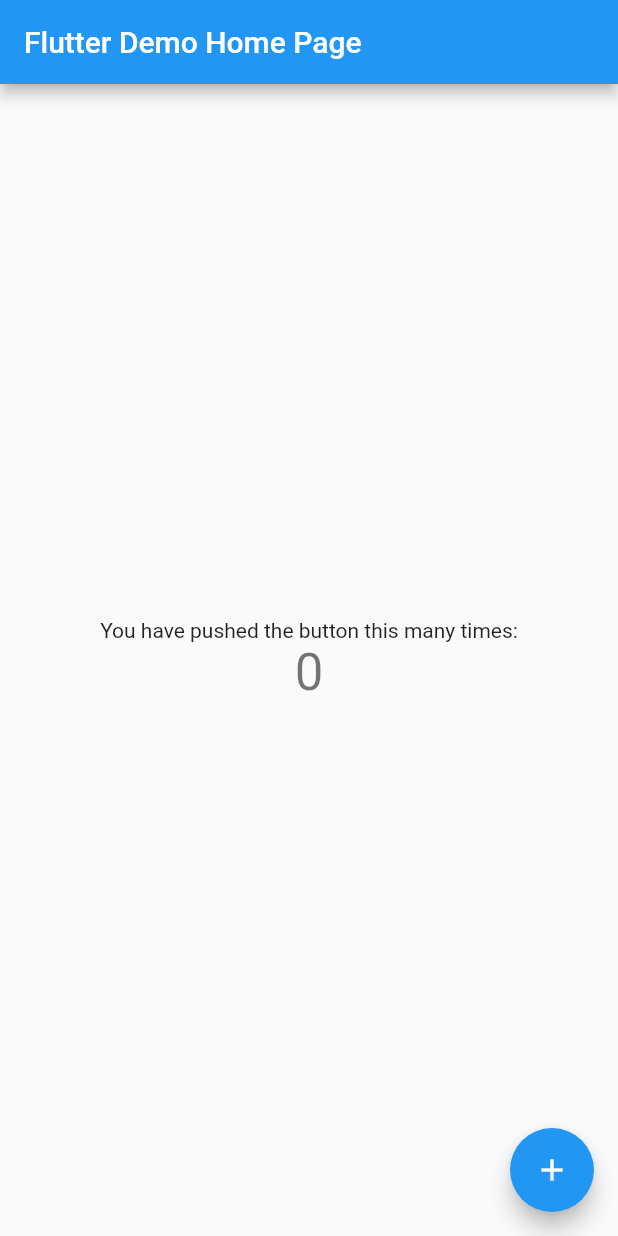
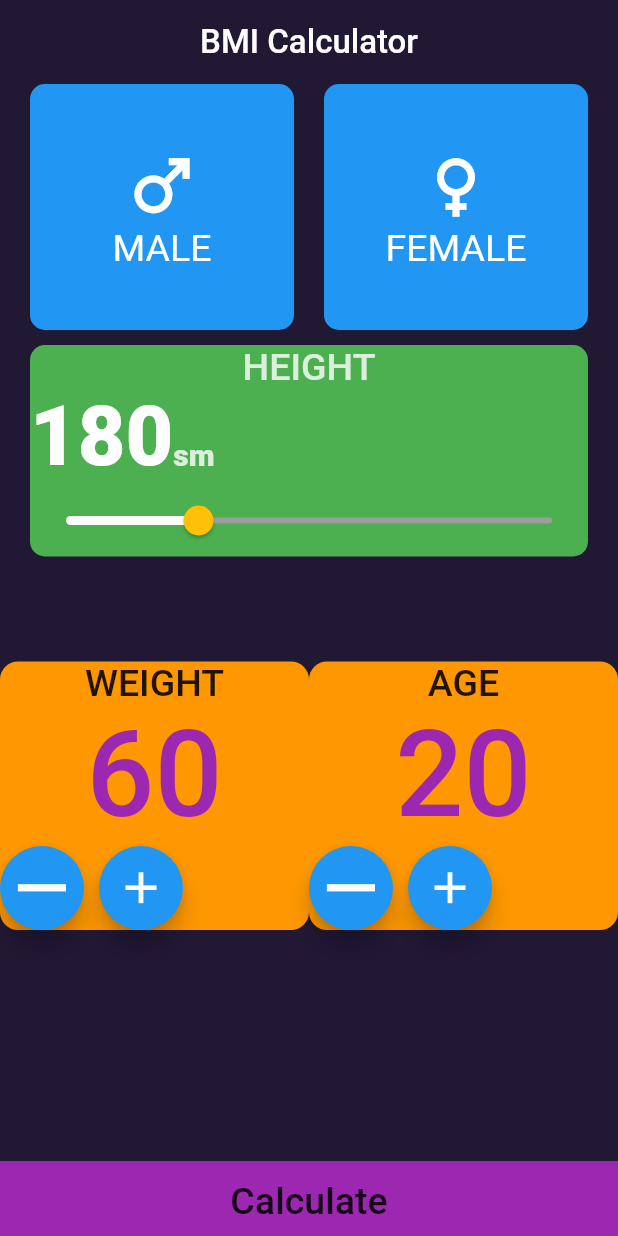
Before and after one commit to Jannatka/bmi_calculator, a Flutter app: the screen it shows after launch, on a phone screen of 412 x 824 dp. Run offline on Flutter 3.47's test engine with Material 2 defaults, Android fonts, the phone set to English and light mode, and no system bars.

```diff
--- /dev/null
+++ b/lib/constant/colors/app_colors.dart
@@ -0,0 +1,14 @@
+import 'package:flutter/material.dart';
+
+class AppColors {
+  static const Color white = Colors.white;
+  static const Color secondaryColor = const Color(0xff0A00);
+  static const Color red = Colors.redAccent;
+  static const Color black = Colors.black;
+  static const Color teal = Colors.teal;
+  static const Color grey = Colors.grey;
+  static const Color green = Colors.green;
+  static const Color bruwn = Colors.brown;
+  static const Color purple = Colors.purple;
+  static const Color orange = Colors.orange;
+}
--- /dev/null
+++ b/lib/constant/text_style/app_text_style.dart
@@ -0,0 +1,18 @@
+import 'package:bmi_calculator/constant/colors/app_colors.dart';
+import 'package:flutter/material.dart';
+
+class AppTextStyles {
+  static const TextStyle white22w500 = TextStyle(
+    fontSize: 22,
+    fontWeight: FontWeight.w500,
+  );
+  static const TextStyle white25w500 = TextStyle(
+    fontSize: 25,
+    fontWeight: FontWeight.w500,
+  );
+  static const TextStyle white80w500 = TextStyle(
+    fontSize: 80,
+    color: AppColors.purple,
+    fontWeight: FontWeight.w500,
+  );
+}
--- a/lib/main.dart
+++ b/lib/main.dart
@@ -1,11 +1,14 @@
+import 'package:bmi_calculator/pages/home_screen.dart';
 import 'package:flutter/material.dart';
 
 void main() {
-  runApp(const MyApp());
+  runApp(const BmiCalculator());
 }
 
-class MyApp extends StatelessWidget {
-  const MyApp({super.key});
+class BmiCalculator extends StatelessWidget {
+  const BmiCalculator({
+    super.key,
+  });
 
   @override
   Widget build(BuildContext context) {
@@ -14,54 +17,7 @@ class MyApp extends StatelessWidget {
       theme: ThemeData(
         primarySwatch: Colors.blue,
       ),
-      home: const MyHomePage(title: 'Flutter Demo Home Page'),
+      home: const HomeScreen(),
     );
   }
 }
-
-class MyHomePage extends StatefulWidget {
-  const MyHomePage({super.key, required this.title});
-
-  final String title;
-
-  @override
-  State<MyHomePage> createState() => _MyHomePageState();
-}
-
-class _MyHomePageState extends State<MyHomePage> {
-  int _counter = 0;
-
-  void _incrementCounter() {
-    setState(() {
-      _counter++;
-    });
-  }
-
-  @override
-  Widget build(BuildContext context) {
-    return Scaffold(
-      appBar: AppBar(
-        title: Text(widget.title),
-      ),
-      body: Center(
-        child: Column(
-          mainAxisAlignment: MainAxisAlignment.center,
-          children: <Widget>[
-            const Text(
-              'You have pushed the button this many times:',
-            ),
-            Text(
-              '$_counter',
-              style: Theme.of(context).textTheme.headline4,
-            ),
-          ],
-        ),
-      ),
-      floatingActionButton: FloatingActionButton(
-        onPressed: _incrementCounter,
-        tooltip: 'Increment',
-        child: const Icon(Icons.add),
-      ),
-    );
-  }
-}
--- /dev/null
+++ b/lib/pages/home_screen.dart
@@ -0,0 +1,179 @@
+import 'dart:developer';
+
+import 'package:bmi_calculator/constant/colors/app_colors.dart';
+import 'package:bmi_calculator/constant/text_style/app_text_style.dart';
+import 'package:bmi_calculator/widgets/gender_widget.dart';
+import 'package:bmi_calculator/widgets/weight_age_widget.dart';
+import 'package:flutter/material.dart';
+
+class HomeScreen extends StatefulWidget {
+  const HomeScreen({super.key});
+
+  @override
+  State<HomeScreen> createState() => _BMICalculatorState();
+}
+
+class _BMICalculatorState extends State<HomeScreen> {
+  int _weight = 60;
+  int _age = 20;
+  ageFunction(String ageMP) {
+    if (ageMP == '-') {
+      _age--;
+    }
+    if (ageMP == '+') {
+      _age++;
+    }
+    setState(() {});
+  }
+
+  double currentHeightState = 60;
+  @override
+  Widget build(BuildContext context) {
+    return Scaffold(
+      backgroundColor: const Color(0xff211834),
+      appBar: AppBar(
+        backgroundColor: AppColors.secondaryColor,
+        elevation: 0.0,
+        title: const Center(
+          child: Text(
+            'BMI Calculator',
+            style: TextStyle(
+              fontSize: 22,
+              fontWeight: FontWeight.w500,
+            ),
+          ),
+        ),
+      ),
+      body: Column(
+        children: [
+          Padding(
+            padding: const EdgeInsets.symmetric(horizontal: 20),
+            child: Row(
+              mainAxisAlignment: MainAxisAlignment.spaceAround,
+              children: const [
+                Expanded(
+                  child: GenderWidget(
+                    horizontal: 30,
+                    vertical: 40,
+                    genderText: 'Male',
+                    icons: Icons.male,
+                  ),
+                ),
+                SizedBox(
+                  width: 20,
+                ),
+                Expanded(
+                  child: GenderWidget(
+                    horizontal: 20,
+                    vertical: 40,
+                    genderText: 'Female',
+                    icons: Icons.female,
+                  ),
+                ),
+              ],
+            ),
+          ),
+          Padding(
+            padding: const EdgeInsets.symmetric(
+              horizontal: 20,
+              vertical: 10,
+            ),
+            child: Container(
+              decoration: BoxDecoration(
+                color: Colors.green,
+                borderRadius: BorderRadius.circular(10),
+              ),
+              child: Column(
+                children: [
+                  Text(
+                    'Height'.toUpperCase(),
+                    style: TextStyle(
+                      fontSize: 25,
+                      color: Colors.white.withOpacity(0.8),
+                      fontWeight: FontWeight.w500,
+                    ),
+                  ),
+                  Row(
+                    crossAxisAlignment: CrossAxisAlignment.baseline,
+                    textBaseline: TextBaseline.alphabetic,
+                    children: [
+                      Text(
+                        '180',
+                        style: TextStyle(
+                            fontSize: 55,
+                            color: Colors.white,
+                            fontWeight: FontWeight.w800),
+                      ),
+                      Text(
+                        'sm',
+                        style: TextStyle(
+                          fontSize: 20,
+                          color: Colors.white.withOpacity(0.8),
+                          fontWeight: FontWeight.w800,
+                        ),
+                      ),
+                    ],
+                  ),
+                  Slider(
+                    activeColor: Colors.white,
+                    inactiveColor: Colors.grey,
+                    thumbColor: Colors.amber,
+                    value: currentHeightState,
+                    onChanged: (double userValue) {
+                      setState(() {});
+                      currentHeightState = userValue;
+                    },
+                    max: 220,
+                    min: 0,
+                  ),
+                ],
+              ),
+            ),
+          ),
+          Row(
+            children: [
+              Expanded(
+                child: WeightAgeWidget(
+                  label: 'Weight',
+                  middelText: '$_weight',
+                  onPressedMinus: () {
+                    ageFunction('-');
+                    setState(() {
+                      _weight--;
+                    });
+                  },
+                  onPressedPlus: () {},
+                ),
+              ),
+              Expanded(
+                child: WeightAgeWidget(
+                  label: 'Age',
+                  middelText: '$_age',
+                  onPressedPlus: () {
+                    ageFunction('+');
+                    setState(() {
+                      _age++;
+                    });
+                  },
+                  onPressedMinus: () {},
+                ),
+              ),
+            ],
+          ),
+        ],
+      ),
+      bottomNavigationBar: Container(
+        height: 50,
+        color: AppColors.purple,
+        child: const Padding(
+          padding: EdgeInsets.all(12.0),
+          child: Text(
+            'Calculate',
+            textAlign: TextAlign.center,
+            style: AppTextStyles.white25w500,
+          ),
+        ),
+      ),
+    );
+  }
+}
--- /dev/null
+++ b/lib/widgets/gender_widget.dart
@@ -0,0 +1,46 @@
+import 'package:flutter/material.dart';
+
+class GenderWidget extends StatelessWidget {
+  const GenderWidget({
+    Key? key,
+    required this.genderText,
+    required this.icons,
+    required this.horizontal,
+    required this.vertical,
+  }) : super(key: key);
+  final String genderText;
+  final IconData icons;
+  final double horizontal;
+  final double vertical;
+  @override
+  Widget build(BuildContext context) {
+    return Container(
+      decoration: BoxDecoration(
+        color: Colors.blue,
+        borderRadius: BorderRadius.circular(10),
+      ),
+      child: Padding(
+        padding: EdgeInsets.symmetric(
+          horizontal: horizontal,
+          vertical: vertical,
+        ),
+        child: Column(
+          children: [
+            Icon(
+              icons,
+              size: 55,
+              color: Colors.white,
+            ),
+            Text(
+              genderText.toUpperCase(),
+              style: TextStyle(
+                fontSize: 25,
+                color: Colors.white,
+              ),
+            )
+          ],
+        ),
+      ),
+    );
+  }
+}
--- /dev/null
+++ b/lib/widgets/weight_age_widget.dart
@@ -0,0 +1,62 @@
+import 'package:bmi_calculator/constant/colors/app_colors.dart';
+import 'package:bmi_calculator/constant/text_style/app_text_style.dart';
+import 'package:flutter/material.dart';
+
+class WeightAgeWidget extends StatelessWidget {
+  const WeightAgeWidget({
+    Key? key,
+    required this.label,
+    required this.middelText,
+    required this.onPressedPlus,
+    required this.onPressedMinus,
+  });
+  final String label;
+  final String middelText;
+  final Function() onPressedPlus;
+  final Function() onPressedMinus;
+
+  // final void
+  @override
+  Widget build(BuildContext context) {
+    return Padding(
+      padding: const EdgeInsets.symmetric(vertical: 60),
+      child: Container(
+        decoration: BoxDecoration(
+            color: AppColors.orange, borderRadius: BorderRadius.circular(12)),
+        child: Column(
+          children: [
+            Text(
+              label.toUpperCase(),
+              style: AppTextStyles.white25w500,
+            ),
+            Text(
+              middelText,
+              style: AppTextStyles.white80w500,
+            ),
+            Row(
+              children: [
+                FloatingActionButton(
+                  onPressed: onPressedMinus,
+                  child: Icon(
+                    Icons.remove,
+                    size: 55,
+                  ),
+                ),
+                const SizedBox(
+                  width: 10,
+                ),
+                FloatingActionButton(
+                  onPressed: onPressedPlus,
+                  child: Icon(
+                    Icons.add,
+                    size: 35,
+                  ),
+                ),
+              ],
+            )
+          ],
+        ),
+      ),
+    );
+  }
+}
```
Also changed, not shown: lib/pages/home.dart (deleted), 1 other file.
